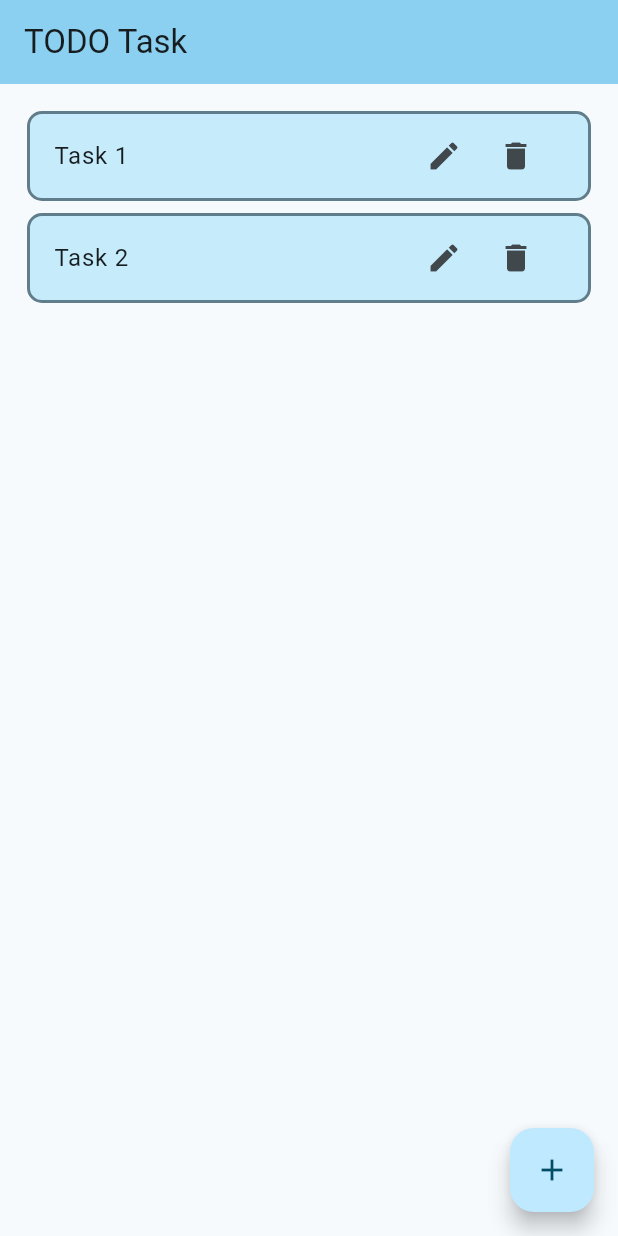
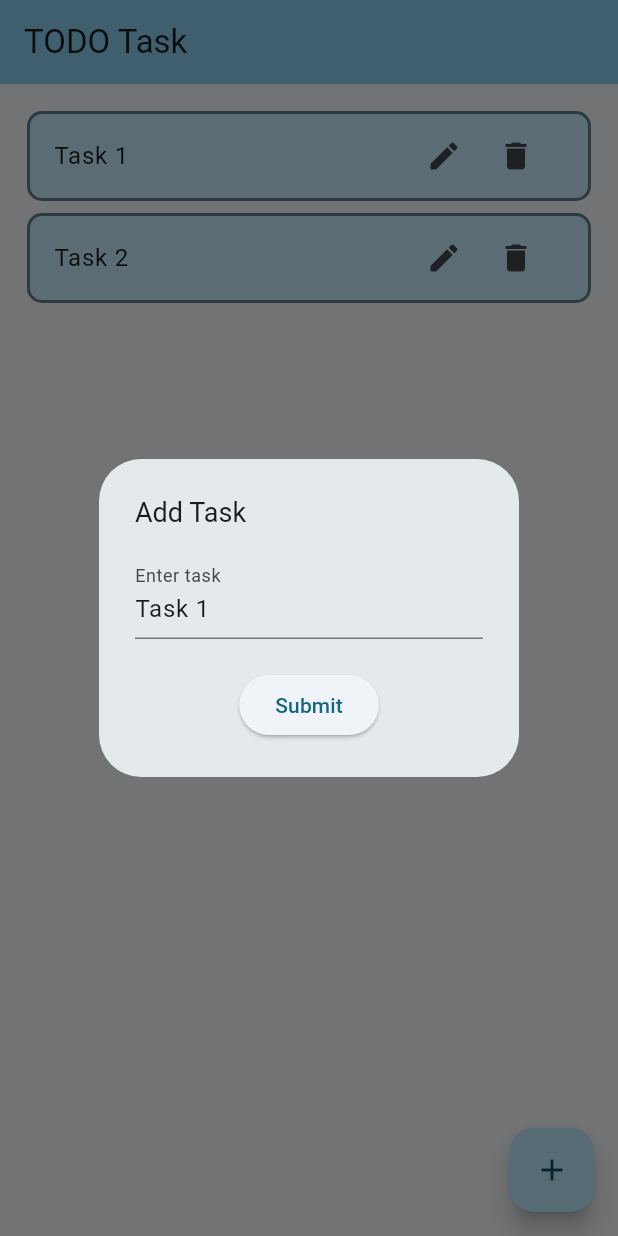
Before and after one commit to pant411/My-TODO-Task-app, a Flutter app: the screen it shows after launch, after a tap on the "edit" icon, on a phone screen of 412 x 824 dp. Run offline on Flutter 3.47's test engine with Material 3 defaults, Android fonts, the phone set to English and light mode, and no system bars.

Commit message:
add modal form

```diff
--- a/lib/components/my_list.dart
+++ b/lib/components/my_list.dart
@@ -1,5 +1,6 @@
 import 'package:flutter/material.dart';
 import 'package:provider/provider.dart';
+import 'package:todo_app_2/components/new_edit_task.dart';
 import '../states/providers/task.provider.dart';
 
 class MyListView extends StatefulWidget {
@@ -44,6 +45,7 @@ class _MyListViewState extends State<MyListView> {
                     icon: const Icon(Icons.edit),
                     onPressed: () {
                       // widget.showModalForm(context, index);
+                      showModalForm(context, index, tasks[index].title);
                     },
                   ),
                   IconButton(
@@ -60,4 +62,13 @@ class _MyListViewState extends State<MyListView> {
       },
     );
   }
+
+  void showModalForm(BuildContext context, int index, String existValue) {
+    showDialog(
+      context: context,
+      builder: (BuildContext context) {
+        return NewEditTaskForm(index: index, existValue: existValue);
+      },
+    );
+  }
 }
--- /dev/null
+++ b/lib/components/new_edit_task.dart
@@ -0,0 +1,74 @@
+import 'package:flutter/material.dart';
+import 'package:provider/provider.dart';
+import 'package:todo_app_2/states/providers/task.provider.dart';
+
+class NewEditTaskForm extends StatefulWidget {
+  final int index;
+  final String existValue;
+  const NewEditTaskForm({super.key, this.index = -1, this.existValue = ''});
+  @override
+  State<NewEditTaskForm> createState() => _NewEditTaskFormState();
+}
+
+class _NewEditTaskFormState extends State<NewEditTaskForm> {
+  final TextEditingController _textController = TextEditingController();
+
+  // Set initial text when the widget is created
+  @override
+  void initState() {
+    super.initState();
+    // Set your initial text here
+    _textController.text = widget.existValue;
+  }
+
+  @override
+  Widget build(BuildContext context) {
+    return AlertDialog(
+      title: const Text(
+        'Add Task',
+        style: TextStyle(fontSize: 18),
+      ),
+      content: Consumer<TaskProvider>(
+        builder: (context, taskProvider, child) {
+          return Column(
+            mainAxisSize: MainAxisSize.min,
+            children: [
+              TextFormField(
+                controller: _textController,
+                decoration: const InputDecoration(labelText: 'Enter task'),
+              ),
+              const SizedBox(height: 20),
+              ElevatedButton(
+                onPressed: () {
+                  // Check if the input is empty
+                  if (_textController.text.isNotEmpty) {
+                    // Handle form submission
+                    String inputValue = _textController.text;
+                    if (widget.index == -1) {
+                      // Add your logic here
+                      taskProvider.addTask(inputValue);
+                    } else {
+                      taskProvider.updateTask(widget.index, inputValue);
+                    }
+
+                    // Close the modal form
+                    Navigator.of(context).pop();
+                    // Clear the text field
+                    _textController.clear();
+                  }
+                },
+                child: const Text('Submit'),
+              ),
+            ],
+          );
+        },
+      ),
+    );
+  }
+
+  @override
+  void dispose() {
+    _textController.dispose();
+    super.dispose();
+  }
+}
--- a/lib/states/providers/task.provider.dart
+++ b/lib/states/providers/task.provider.dart
@@ -12,6 +12,12 @@ class TaskProvider extends ChangeNotifier {
     notifyListeners();
   }
 
+  void updateTask(int index, String newTask) {
+    // _tasks.add(Task(title: newTask));
+    _tasks[index] = Task(title: newTask);
+    notifyListeners();
+  }
+
   void removeTask(int index) {
     _tasks.remove(_tasks[index]);
     notifyListeners();
```
Also changed, not shown: lib/screens/home.dart (+13 -1 lines).
